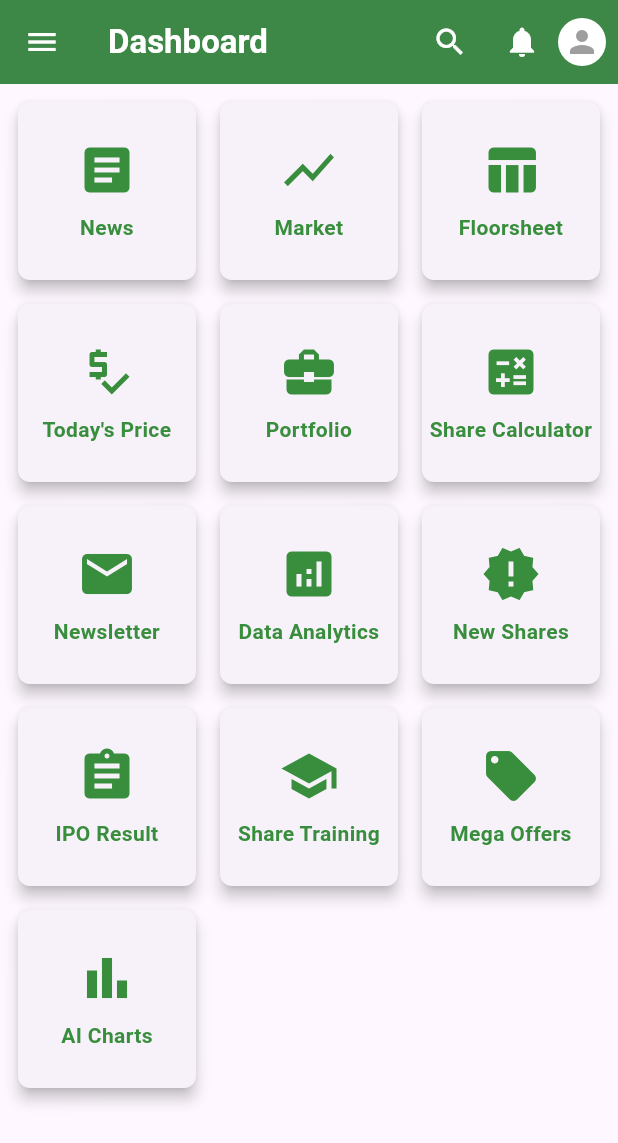
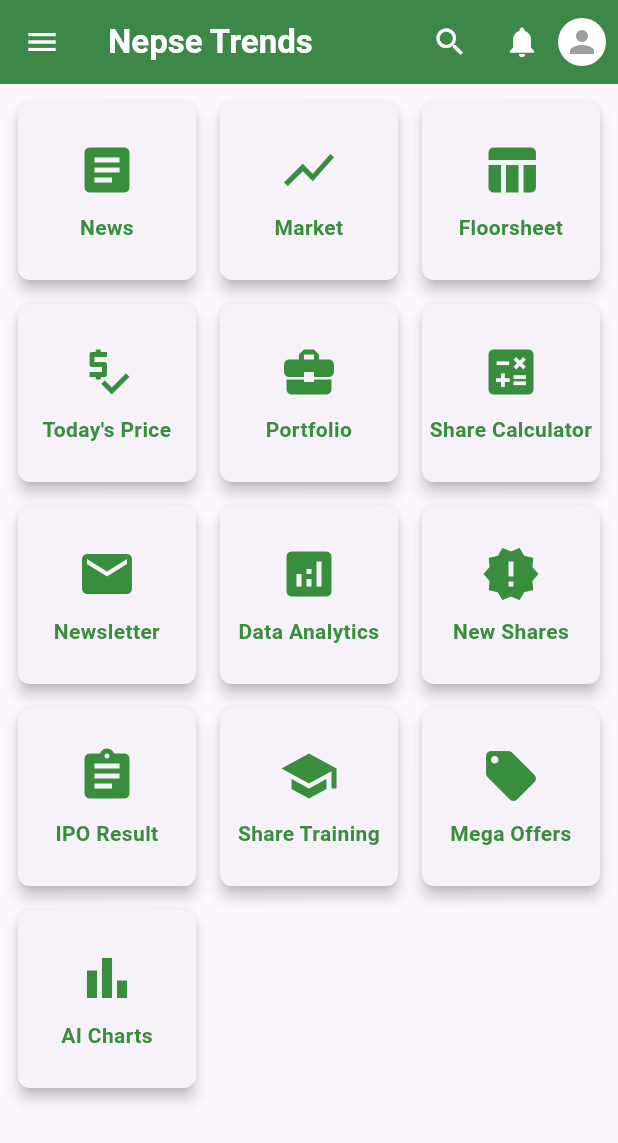
Before and after one commit to KiranJoshi52/nepse_trends, a Flutter app: the DashboardScreen screen opened by its route, on a phone screen of 412 x 824 dp. Shown: the top 1143 px of the screen. Run offline on Flutter 3.47's test engine with Material 3 defaults, Android fonts, the phone set to English and light mode, and no system bars; our stand-ins replace file_picker, firebase_auth, firebase_core, fl_chart, google_sign_in, smooth_page_indicator and 1 more; missing offline and left inert: nepali_date_picker; accounts and stored records are empty.

Commit message:
names changed

```diff
--- a/lib/Screens/Inside Screens/watchlists.dart
+++ b/lib/Screens/Inside Screens/watchlists.dart
@@ -281,7 +281,7 @@ class _OwnWatchlistState extends State<OwnWatchlist> {
       context: context,
       builder: (context) {
         return AlertDialog(
-          title: const Text('Add New Item'),
+          title: const Text('Add company'),
           content: TextField(
             controller: symbolController,
             decoration: const InputDecoration(hintText: 'Enter Symbol'),
--- a/lib/Screens/dashboard_screen.dart
+++ b/lib/Screens/dashboard_screen.dart
@@ -27,7 +27,8 @@ class DashboardScreen extends StatelessWidget {
           ),
         ),
         title: const Text(
-          'Dashboard',
+          // 'Dashboard',
+          'Nepse Trends',
           style: TextStyle(
             fontSize: 22,
             fontWeight: FontWeight.bold,
```
